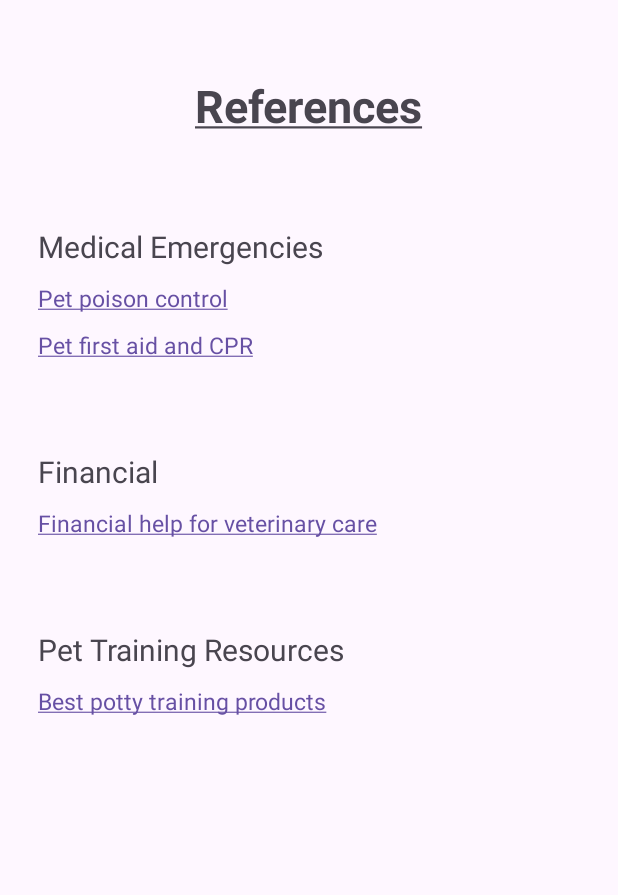
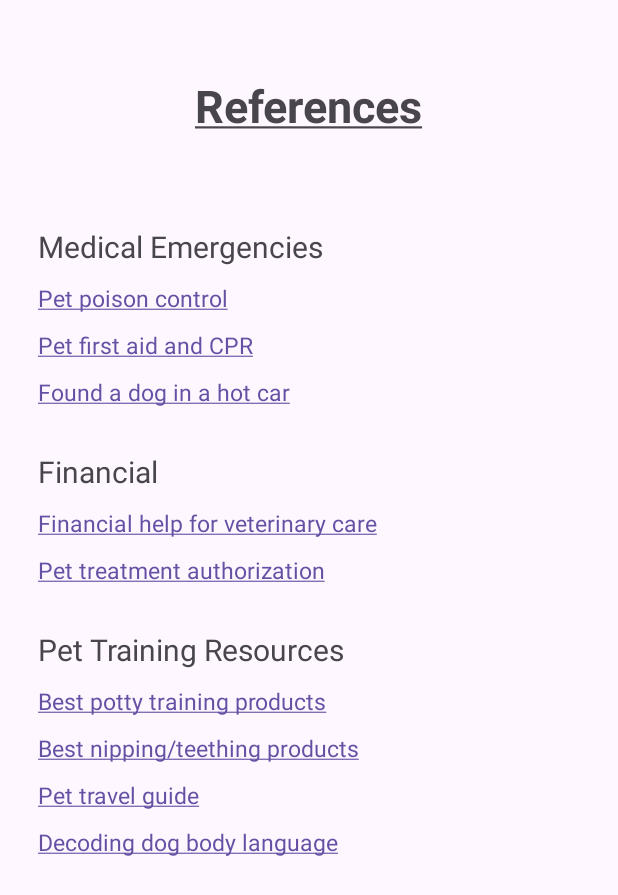
Before and after one commit to cehune/hackwestern10, an Android app: the screen it shows after launch (References), on a phone screen of 412 x 824 dp. Shown: the top 895 px of the screen. Run offline under Robolectric (Android 15) with nearby library versions, the phone set to English and light mode, and no system bars.

Commit message:
finished remaining links

```diff
--- a/app/src/main/java/com/example/hackwestern10/References.java
+++ b/app/src/main/java/com/example/hackwestern10/References.java
@@ -21,14 +21,20 @@ public class References extends AppCompatActivity {
         TextView petfirstaid = findViewById(R.id.PetFirstAid);
         TextView financialhelpvet = findViewById(R.id.FinancialHelpVet);
         TextView pottytrainingguide = findViewById(R.id.PottyTrainingGuide);
-
+        TextView treatmentauthform = findViewById(R.id.treatmentauthform);
+        TextView hotdogcar = findViewById(R.id.hotdogcar);
+        TextView decodingdoglanguage = findViewById(R.id.decodingdoglanguage);
+        TextView pettravelguide = findViewById(R.id.pettravelguide);
+        TextView nippingproducts = findViewById(R.id.nippingproducts);
 
         petpoisoncontrol.setMovementMethod(LinkMovementMethod.getInstance());
         petfirstaid.setMovementMethod(LinkMovementMethod.getInstance());
         financialhelpvet.setMovementMethod(LinkMovementMethod.getInstance());
         pottytrainingguide.setMovementMethod(LinkMovementMethod.getInstance());
-
-
-
+        treatmentauthform.setMovementMethod(LinkMovementMethod.getInstance());
+        hotdogcar.setMovementMethod(LinkMovementMethod.getInstance());
+        decodingdoglanguage.setMovementMethod(LinkMovementMethod.getInstance());
+        pettravelguide.setMovementMethod(LinkMovementMethod.getInstance());
+        nippingproducts.setMovementMethod(LinkMovementMethod.getInstance());
     }
 }
--- a/app/src/main/res/layout/references.xml
+++ b/app/src/main/res/layout/references.xml
@@ -11,7 +11,7 @@
         android:id="@+id/ReferencesText"
         android:layout_width="wrap_content"
         android:layout_height="wrap_content"
-        android:text="References"
+        android:text="@string/references"
         android:textSize="30sp"
         android:layout_marginTop="50dp"
         android:textStyle="bold"
@@ -21,7 +21,7 @@
         android:id="@+id/ReferencesMedicalBanner"
         android:layout_width="wrap_content"
         android:layout_height="wrap_content"
-        android:text="Medical Emergencies"
+        android:text="@string/medicalemergencies"
         android:layout_below="@+id/ReferencesText"
         android:textSize="20sp"
         android:layout_marginTop="60dp"
@@ -31,7 +31,7 @@
         android:id="@+id/ReferencesTrainingBanner"
         android:layout_width="wrap_content"
         android:layout_height="wrap_content"
-        android:text="Pet Training Resources"
+        android:text="@string/pettrainingresources"
         android:layout_below="@+id/FinancialHelpVet"
         android:textSize="20sp"
         android:layout_marginTop="60dp"
@@ -41,7 +41,7 @@
         android:id="@+id/ReferencesFinancialBanner"
         android:layout_width="wrap_content"
         android:layout_height="wrap_content"
-        android:text="Financial"
+        android:text="@string/financial"
         android:layout_below="@+id/PetFirstAid"
         android:textSize="20sp"
         android:layout_marginTop="60dp"
@@ -87,6 +87,57 @@
         android:layout_marginTop="10dp"
         android:layout_centerHorizontal="false" />
 
+    <TextView
+        android:id="@+id/nippingproducts"
+        android:layout_width="wrap_content"
+        android:layout_height="wrap_content"
+        android:text="@string/nippingguide"
+        android:layout_below="@+id/PottyTrainingGuide"
+        android:textSize="15sp"
+        android:layout_marginTop="10dp"
+        android:layout_centerHorizontal="false" />
+
+
+    <TextView
+        android:id="@+id/pettravelguide"
+        android:layout_width="wrap_content"
+        android:layout_height="wrap_content"
+        android:text="@string/pettravelguide"
+        android:layout_below="@+id/nippingproducts"
+        android:textSize="15sp"
+        android:layout_marginTop="10dp"
+        android:layout_centerHorizontal="false" />
+
+    <TextView
+        android:id="@+id/treatmentauthform"
+        android:layout_width="wrap_content"
+        android:layout_height="wrap_content"
+        android:text="@string/treatmentauthform"
+        android:layout_below="@+id/FinancialHelpVet"
+        android:textSize="15sp"
+        android:layout_marginTop="10dp"
+        android:layout_centerHorizontal="false" />
+
+    <TextView
+        android:id="@+id/hotdogcar"
+        android:layout_width="wrap_content"
+        android:layout_height="wrap_content"
+        android:text="@string/hotdogcar"
+        android:layout_below="@+id/PetFirstAid"
+        android:textSize="15sp"
+        android:layout_marginTop="10dp"
+        android:layout_centerHorizontal="false" />
+
+    <TextView
+        android:id="@+id/decodingdoglanguage"
+        android:layout_width="wrap_content"
+        android:layout_height="wrap_content"
+        android:text="@string/decodingdoglanguage"
+        android:layout_below="@+id/pettravelguide"
+        android:textSize="15sp"
+        android:layout_marginTop="10dp"
+        android:layout_centerHorizontal="false" />
+
 
 
 </RelativeLayout>
--- a/app/src/main/res/values/strings.xml
+++ b/app/src/main/res/values/strings.xml
@@ -4,5 +4,15 @@
     <string name="petfirstaid"><a href="https://www.preventivevet.com/pet-first-aid-and-cpr">Pet first aid and CPR</a></string>
     <string name="financialhelpvet"><a href="https://www.preventivevet.com/financial-assistance-for-veterinary-care">Financial help for veterinary care</a></string>
     <string name="pottytrainingguide"><a href="https://www.preventivevet.com/best-products-for-potty-training-puppies">Best potty training products</a></string>
+    <string name="decodingdoglanguage"><a href="https://www.preventivevet.com/dog-training-recommended-resources-dog-body-language-decoders">Decoding dog body language</a></string>
+    <string name="hotdogcar"><a href="https://www.preventivevet.com/hot-happens-fast">Found a dog in a hot car</a></string>
+    <string name="treatmentauthform"><a href="https://www.preventivevet.com/pets/pet-sitter-treatment-authorization">Pet treatment authorization</a></string>
+    <string name="pettravelguide"><a href="https://www.preventivevet.com/dog-helpful-resources">Pet travel guide</a></string>
+    <string name="nippingguide"><a href="https://www.preventivevet.com/best-products-for-nipping-and-teething-puppies">Best nipping/teething products</a></string>
+    <string name="references">References</string>
+    <string name="medicalemergencies">Medical Emergencies</string>
+    <string name="pettrainingresources">Pet Training Resources</string>
+    <string name="financial">Financial</string>
+
 
 </resources>
```
